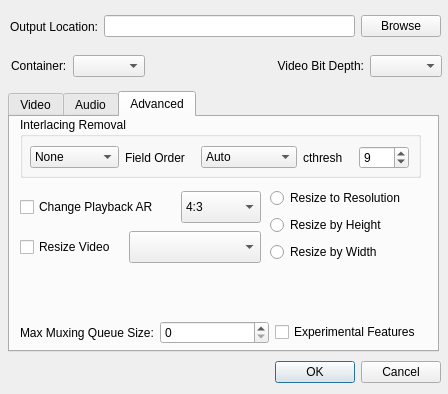
Before: the Qt Designer form Source/configure.ui in l33tmeatwad/AMVtool, drawn with Qt 5.
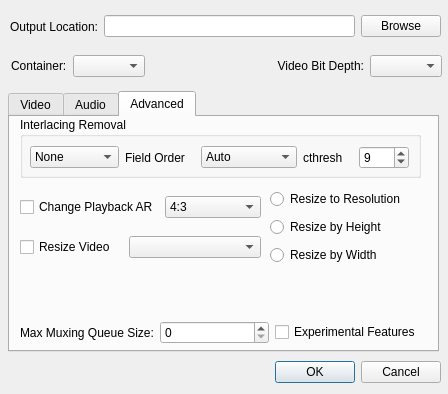
After: the same form once the commit is applied. The open tabs and pages were chosen to show the change.

Commit message:
Configure Menu Fixes
Fixed size of drop boxes for aspect ratio & resizing in Windows and fixed HDR to SDR box showing up while codec is set to Copy.

What changed in the file:
```diff
--- a/Source/configure.ui
+++ b/Source/configure.ui
@@ -896,7 +896,7 @@
        <x>260</x>
        <y>70</y>
        <width>151</width>
-       <height>76</height>
+       <height>81</height>
       </rect>
      </property>
      <layout class="QVBoxLayout" name="ResizeStyle">
@@ -1100,8 +1100,8 @@
         </property>
         <property name="maximumSize">
          <size>
-          <width>80</width>
-          <height>32</height>
+          <width>16777215</width>
+          <height>16777215</height>
          </size>
         </property>
         <item>
@@ -1172,8 +1172,8 @@
         </property>
         <property name="maximumSize">
          <size>
-          <width>132</width>
-          <height>32</height>
+          <width>16777215</width>
+          <height>16777215</height>
          </size>
         </property>
         <property name="layoutDirection">
```
The commit also changes 3 other files.
